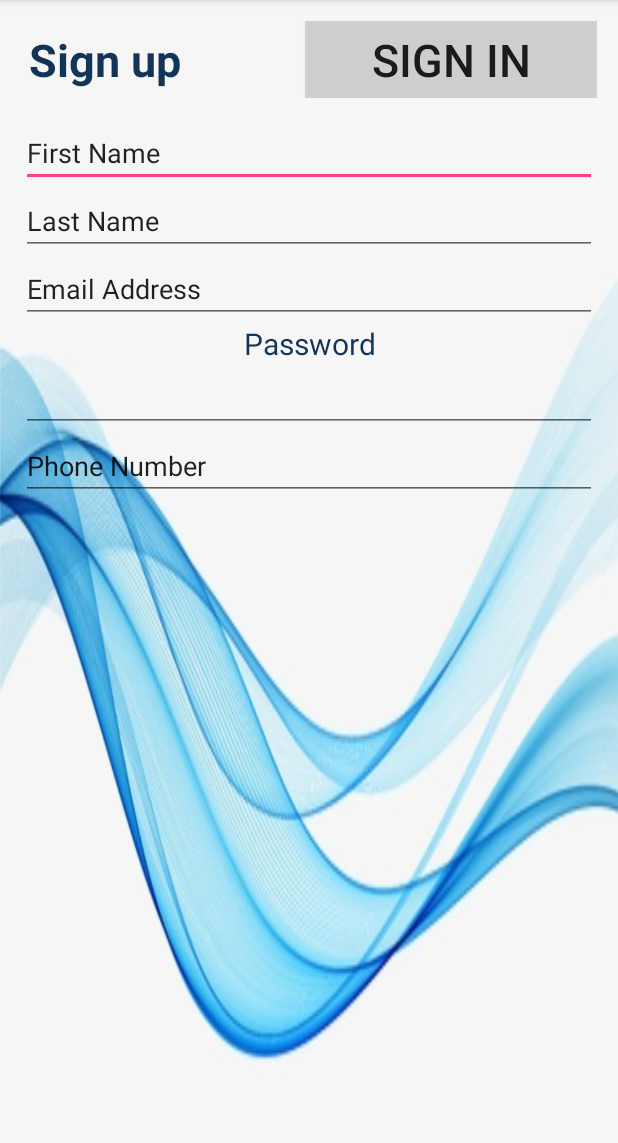
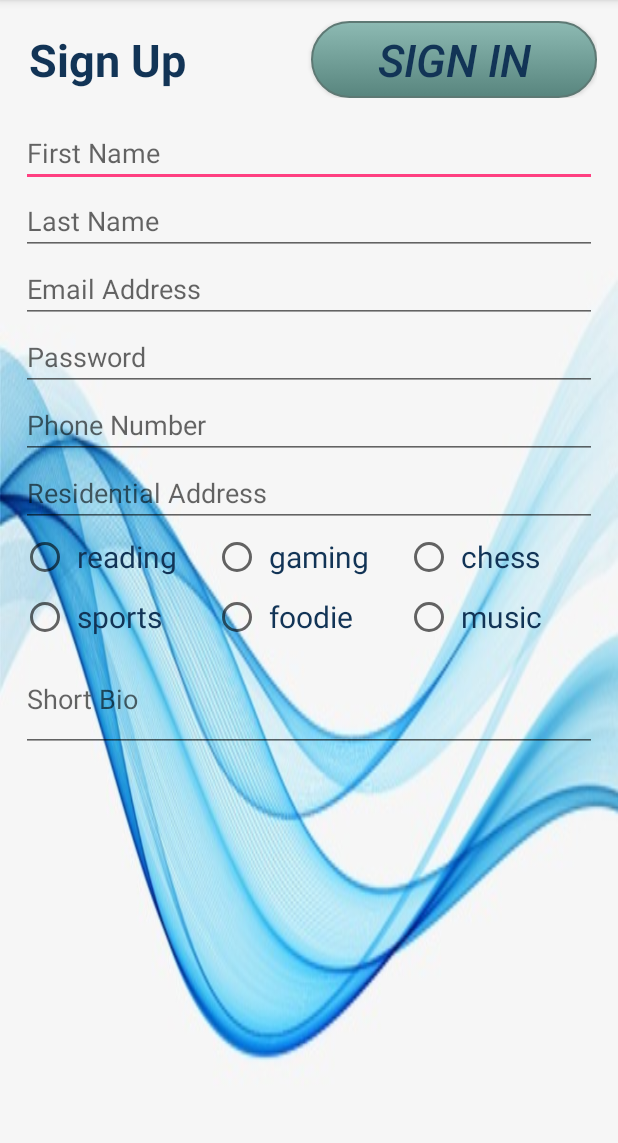
Before and after one commit to Anees123Najar/ansprj, an Android app: the signUpActivity screen opened directly, with no data from a screen before it, on a phone screen of 412 x 824 dp, the part 84-1227 px from its top. Run offline under Robolectric (Android 15) with nearby library versions, the phone set to English and light mode, and no system bars; our stand-ins replace Firebase (no records; nobody signed in at launch, a user with empty details on screens opened directly).

Commit message:
02/11/18

```diff
--- a/app/src/main/java/com/example/user/ansprj/wallActvty.java
+++ b/app/src/main/java/com/example/user/ansprj/wallActvty.java
@@ -25,6 +25,7 @@ public class wallActvty extends AppCompatActivity implements View.OnClickListene
         super.onCreate(savedInstanceState);
         setContentView(R.layout.activity_wall_actvty);
         signOutBtn=(Button)findViewById(R.id.signOutBtn);
+        signOutBtn.setOnClickListener(this);
     }
 
 
--- /dev/null
+++ b/app/src/main/res/drawable/mybutton.xml
@@ -0,0 +1,29 @@
+<?xml version="1.0" encoding="utf-8"?>
+<selector xmlns:android="http://schemas.android.com/apk/res/android">
+    <item android:state_pressed="true" >
+        <shape android:shape="rectangle"  >
+            <corners android:radius="3dip" />
+            <stroke
+                android:width="1dip"
+                android:color="#5e7974" />
+            <gradient
+                android:angle="-90"
+                android:startColor="#345953"
+                android:endColor="#689a92"  />
+        </shape>
+    </item>
+    <item android:state_focused="true">
+        <shape android:shape="rectangle"  >
+            <corners android:radius="3dip" />
+            <stroke android:width="1dip" android:color="#5e7974" />
+            <solid android:color="#58857e"/>
+        </shape>
+    </item>
+    <item >
+        <shape android:shape="rectangle"  >
+            <corners android:radius="50dip" />
+            <stroke android:width="1dip" android:color="#5e7974" />
+            <gradient android:angle="-90" android:startColor="#8dbab3" android:endColor="#58857e" />
+        </shape>
+    </item>
+</selector>
--- a/app/src/main/res/layout/activity_sign_up_actvty.xml
+++ b/app/src/main/res/layout/activity_sign_up_actvty.xml
@@ -6,6 +6,8 @@
     android:layout_height="match_parent"
     android:background="@drawable/wvbckgrnd2"
     tools:context=".signUpActivity">
+
+
 
     <LinearLayout
         android:layout_width="match_parent"
@@ -25,7 +27,7 @@
                 android:layout_centerHorizontal="true"
                 android:layout_weight="1"
                 android:padding="5dp"
-                android:text="Sign up"
+                android:text="Sign Up"
                 android:textColor="#123456"
                 android:textSize="30dp"
                 android:textStyle="bold" />
@@ -37,8 +39,10 @@
                 android:layout_weight="1"
                 android:padding="5dp"
                 android:text="Sign In"
+                android:textStyle="italic"
                 android:textSize="30dp"
-                android:background="#26141414"/>
+                android:textColor="#123456"
+                android:background="@drawable/mybutton"/>
         </LinearLayout>
 
 
@@ -53,7 +57,7 @@
                 android:layout_width="match_parent"
                 android:layout_height="wrap_content"
                 android:ems="10"
-                android:text="First Name"
+                android:hint="First Name"
                 android:inputType="textPersonName" /> //First name
 
             <EditText
@@ -61,7 +65,7 @@
                 android:layout_width="match_parent"
                 android:layout_height="wrap_content"
                 android:ems="10"
-                android:text="Last Name"
+                android:hint="Last Name"
                 android:inputType="textPersonName" /> //Last name
 
             <EditText
@@ -69,33 +73,127 @@
                 android:layout_width="match_parent"
                 android:layout_height="wrap_content"
                 android:ems="10"
-                android:text="Email Address"
+                android:hint="Email Address"
                 android:inputType="textEmailAddress" /> //Email address
-
-            <TextView
-                android:id="@+id/passTv"
-                android:layout_width="match_parent"
-                android:layout_height="wrap_content"
-                android:layout_centerHorizontal="true"
-                android:textAlignment="center"
-                android:text="Password"
-                android:textColor="#123456"
-                android:textSize="20dp" /> //Password Tv
 
             <EditText
                 android:id="@+id/passEt"
                 android:layout_width="match_parent"
                 android:layout_height="wrap_content"
                 android:ems="10"
-                android:inputType="textPassword" /> //Password input
+                android:hint="Password"
+                android:inputType="textPassword" /> //Password
 
             <EditText
                 android:id="@+id/phnEt"
                 android:layout_width="match_parent"
                 android:layout_height="wrap_content"
-                android:text="Phone Number"
+                android:hint="Phone Number"
                 android:ems="10"
                 android:inputType="phone" /> //Phone number
+
+            <EditText
+                android:id="@+id/livEdrsEt"
+                android:layout_width="match_parent"
+                android:layout_height="wrap_content"
+                android:ems="10"
+                android:inputType="textPersonName"
+                android:hint="Residential Address" /> //Residential address
+
+            <RadioGroup
+                android:layout_width="match_parent"
+                android:layout_height="wrap_content"
+                android:orientation="horizontal">
+
+                <TableLayout
+                    android:layout_width="match_parent"
+                    android:layout_height="match_parent"
+                    android:layout_weight="1">
+
+                    <TableRow
+                        android:layout_width="match_parent"
+                        android:layout_height="match_parent" >
+
+                        <RadioButton
+                            android:id="@+id/readingRadBtn"
+                            android:layout_width="125dp"
+                            android:layout_height="40dp"
+                            android:layout_weight="1"
+                            android:padding="5dp"
+                            android:text="reading"
+                            android:textColor="#123456"
+                            android:textSize="20dp" /> //reading
+
+                        <RadioButton
+                            android:id="@+id/gamingRadBtn"
+                            android:layout_width="125dp"
+                            android:layout_height="40dp"
+                            android:layout_weight="1"
+                            android:padding="5dp"
+                            android:text="gaming"
+                            android:textColor="#123456"
+                            android:textSize="20dp" /> //gaming
+
+                        <RadioButton
+                            android:id="@+id/chessRadBtn"
+                            android:layout_width="125dp"
+                            android:layout_height="40dp"
+                            android:layout_weight="1"
+                            android:padding="5dp"
+                            android:text="chess"
+                            android:textColor="#123456"
+                            android:textSize="20dp" /> //chess
+                    </TableRow>
+
+                    <TableRow
+                        android:layout_width="match_parent"
+                        android:layout_height="match_parent" >
+
+                        <RadioButton
+                            android:id="@+id/sportsRadBtn"
+                            android:layout_width="125dp"
+                            android:layout_height="40dp"
+                            android:layout_weight="1"
+                            android:padding="5dp"
+                            android:text="sports"
+                            android:textColor="#123456"
+                            android:textSize="20dp" /> //sports
+
+                        <RadioButton
+                            android:id="@+id/fodieRadBtn"
+                            android:layout_width="125dp"
+                            android:layout_height="40dp"
+                            android:layout_weight="1"
+                            android:padding="5dp"
+                            android:text="foodie"
+                            android:textColor="#123456"
+                            android:textSize="20dp" /> //foodie
+
+                        <RadioButton
+                            android:id="@+id/musicRadBtn"
+                            android:layout_width="125dp"
+                            android:layout_height="40dp"
+                            android:layout_weight="1"
+                            android:padding="5dp"
+                            android:text="music"
+                            android:textColor="#123456"
+                            android:textSize="20dp" /> //music
+                    </TableRow>
+
+                </TableLayout>
+
+
+            </RadioGroup>
+
+            <EditText
+                android:id="@+id/bioEt"
+                android:layout_width="match_parent"
+                android:layout_height="70dp"
+                android:ems="10"
+                android:hint="Short Bio"
+                android:inputType="textMultiLine" /> //biography etid text
+
+
         </LinearLayout>
 
 
--- a/app/src/main/res/layout/activity_wall_actvty.xml
+++ b/app/src/main/res/layout/activity_wall_actvty.xml
@@ -21,19 +21,19 @@
             android:layout_height="wrap_content"
             android:layout_alignParentStart="true"
             android:layout_centerVertical="true"
-            android:layout_marginStart="57dp"
+            android:layout_marginStart="23dp"
             android:text="GRID LAYOUT"
             android:textColor="#123456"
             android:textSize="34dp" />
 
         <Button
             android:id="@+id/signOutBtn"
-            android:layout_width="87dp"
-            android:layout_height="77dp"
+            android:layout_width="119dp"
+            android:layout_height="61dp"
             android:layout_alignParentEnd="true"
             android:layout_centerVertical="true"
             android:layout_marginEnd="22dp"
-            android:background="#00141414"
+            android:background="@drawable/mybutton"
             android:text="sign out"
             android:textSize="20dp"
             android:textStyle="italic" />
@@ -87,7 +87,7 @@
                 <TextView
                     android:layout_width="122dp"
                     android:layout_height="30dp"
-                    android:text="books"
+                    android:text="reading"
                     android:textStyle="bold"
                     android:textAlignment="center"
                     android:textColor="@android:color/black"
@@ -231,12 +231,12 @@
                 <ImageView
                     android:layout_width="wrap_content"
                     android:layout_height="60dp"
-                    android:src="@drawable/wllfodimg" />
+                    android:src="@drawable/wllfdiimg" />
 
                 <TextView
                     android:layout_width="110dp"
                     android:layout_height="30dp"
-                    android:text="food"
+                    android:text="foodie"
                     android:textStyle="bold"
                     android:textAlignment="center"
                     android:textColor="@android:color/black"
```
Also changed, not shown: app/src/main/res/drawable/wllfodimg.png (deleted), 47 other files.
